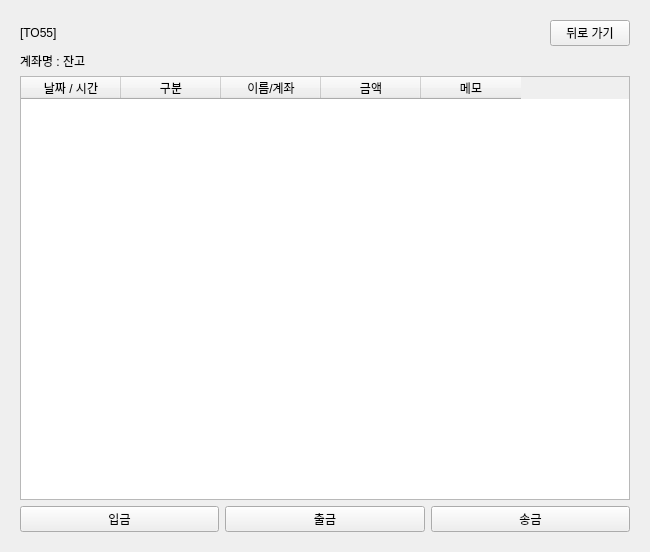
lym0217/QT_Project, file project/mainpage.ui: the form before one commit.
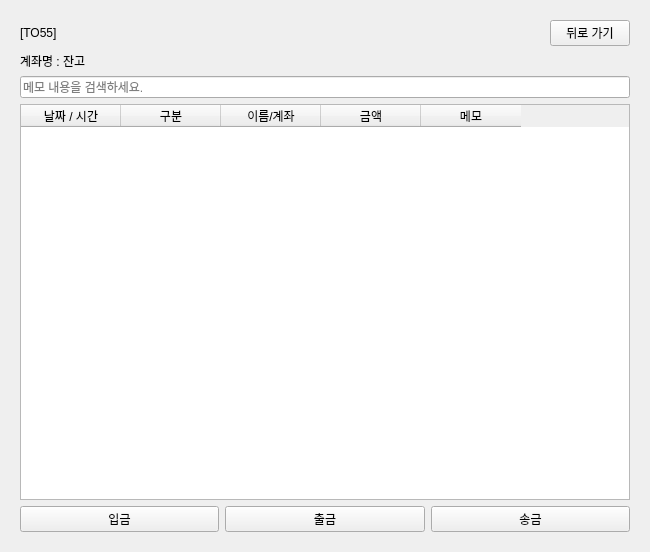
The form after the commit. The open tabs and pages were chosen to show the change.

What changed in the file:
```diff
--- a/project/mainpage.ui
+++ b/project/mainpage.ui
@@ -170,6 +170,13 @@
              </property>
             </widget>
            </item>
+           <item>
+            <widget class="QLineEdit" name="lineEdit">
+             <property name="placeholderText">
+              <string>메모 내용을 검색하세요.</string>
+             </property>
+            </widget>
+           </item>
            <item>
             <widget class="QTableWidget" name="tableWidget_2">
              <column>
```
Left out of the diff: 2 changed lines with no effect on the pictures.
